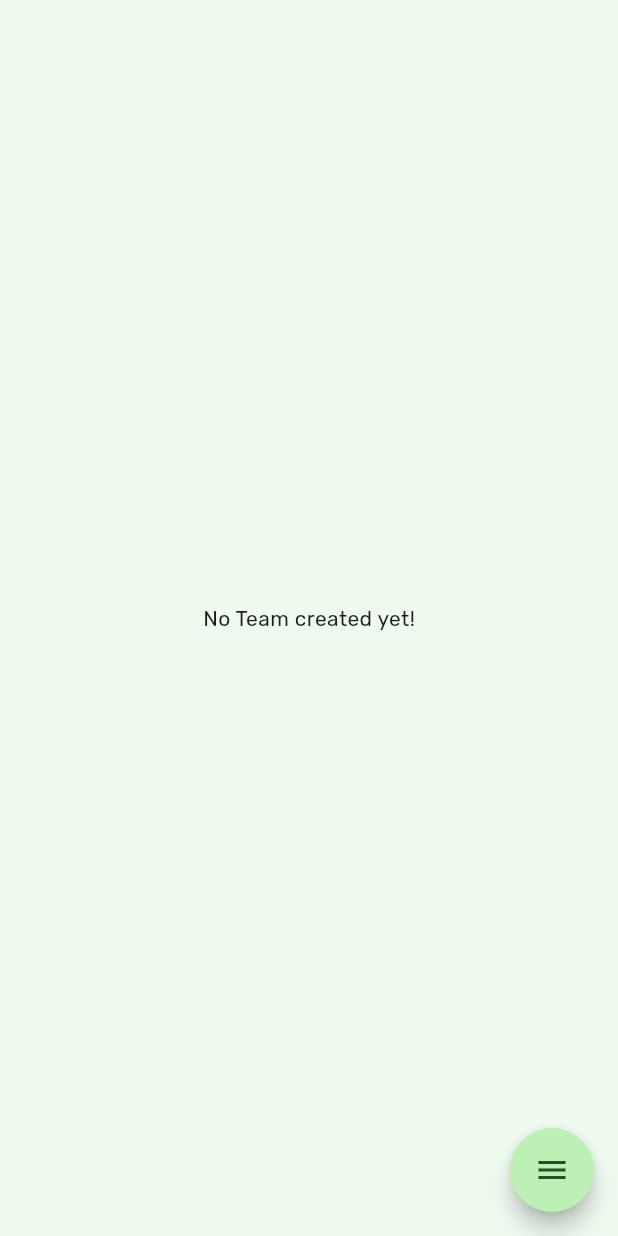
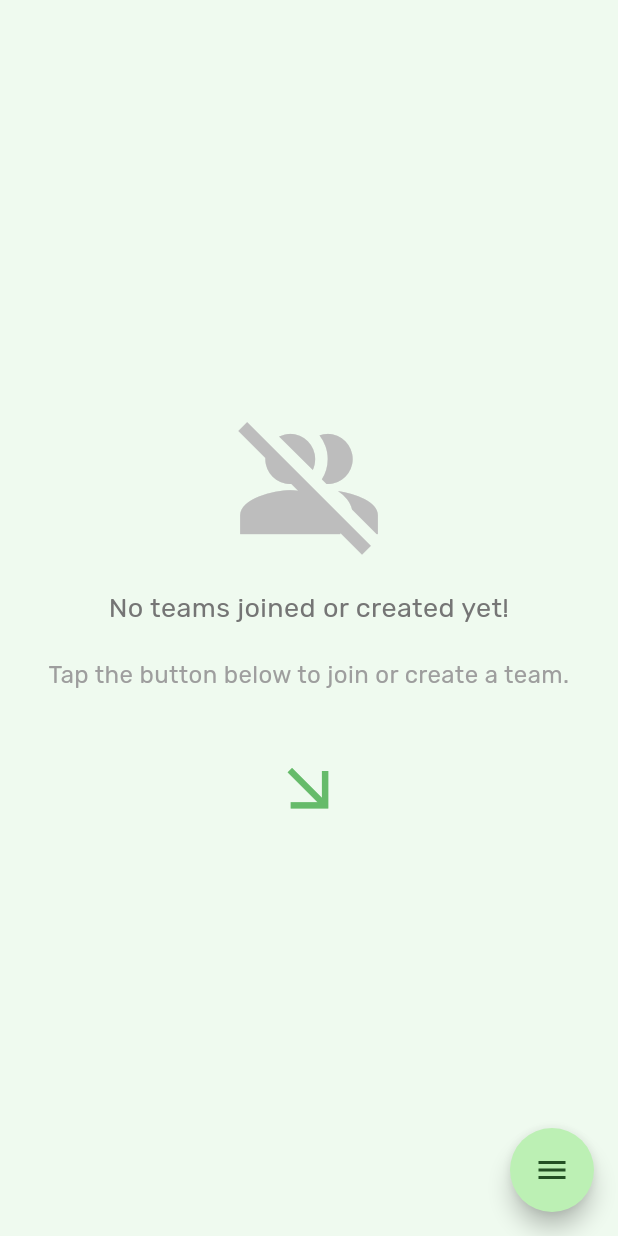
Before and after one commit to shaikhikram04/Tracket, a Flutter app: the TeamsList screen opened directly, on a phone screen of 412 x 824 dp. Run offline on Flutter 3.47's test engine with Material 3 defaults, Android fonts, the phone set to English and light mode, and no system bars; drawn by our look-alikes of flutter_speed_dial; our stand-ins replace animate_do, cloud_firestore, device_preview, firebase_auth, firebase_core, flutter_dotenv and 3 more; accounts and stored records are empty; generated files the repository leaves out were written again.

Commit message:
Style no team created or joined screen

```diff
--- a/lib/screens/teams_screen.dart
+++ b/lib/screens/teams_screen.dart
@@ -1,3 +1,4 @@
+import 'package:animate_do/animate_do.dart';
 import 'package:cloud_firestore/cloud_firestore.dart';
 import 'package:flutter/material.dart';
 import 'package:flutter_speed_dial/flutter_speed_dial.dart';
@@ -16,8 +17,46 @@ class TeamsList extends StatelessWidget {
           }
 
           if (!snapshot.hasData || snapshot.data!.size == 0) {
-            return const Center(
-              child: Text('No Team created yet!'),
+            return Column(
+              mainAxisAlignment: MainAxisAlignment.center,
+              children: [
+                Center(
+                  child: Column(
+                    children: [
+                      Icon(
+                        Icons.group_off,
+                        size: 100,
+                        color: Colors.grey.shade400,
+                      ),
+                      const SizedBox(height: 20),
+                      Text(
+                        "No teams joined or created yet!",
+                        style: TextStyle(
+                            fontSize: 18, color: Colors.grey.shade600),
+                        textAlign: TextAlign.center,
+                      ),
+                      const SizedBox(height: 20),
+                      Text(
+                        "Tap the button below to join or create a team.",
+                        style: TextStyle(
+                            fontSize: 16, color: Colors.grey.shade500),
+                        textAlign: TextAlign.center,
+                      ),
+                      const SizedBox(height: 40),
+                      ZoomIn(
+                        child: RotatedBox(
+                          quarterTurns: 1,
+                          child: Icon(
+                            Icons.arrow_outward,
+                            size: 50,
+                            color: Colors.green.shade400,
+                          ),
+                        ),
+                      ),
+                    ],
+                  ),
+                ),
+              ],
             );
           }
           return ListView.builder(
--- a/pubspec.yaml
+++ b/pubspec.yaml
@@ -28,6 +28,7 @@ environment:
 # the latest version available on pub.dev. To see which dependencies have newer
 # versions available, run `flutter pub outdated`.
 dependencies:
+  animate_do: ^3.3.4
   cloud_firestore: ^5.5.0
   crypto: ^3.0.6
   cupertino_icons: ^1.0.6
@@ -45,6 +46,7 @@ dependencies:
   image_picker: ^1.1.2
   imagekit_io: ^0.0.3
   mime: ^2.0.0
+  rive: ^0.13.20
   uuid: ^4.4.2
 
 dev_dependencies:
```
